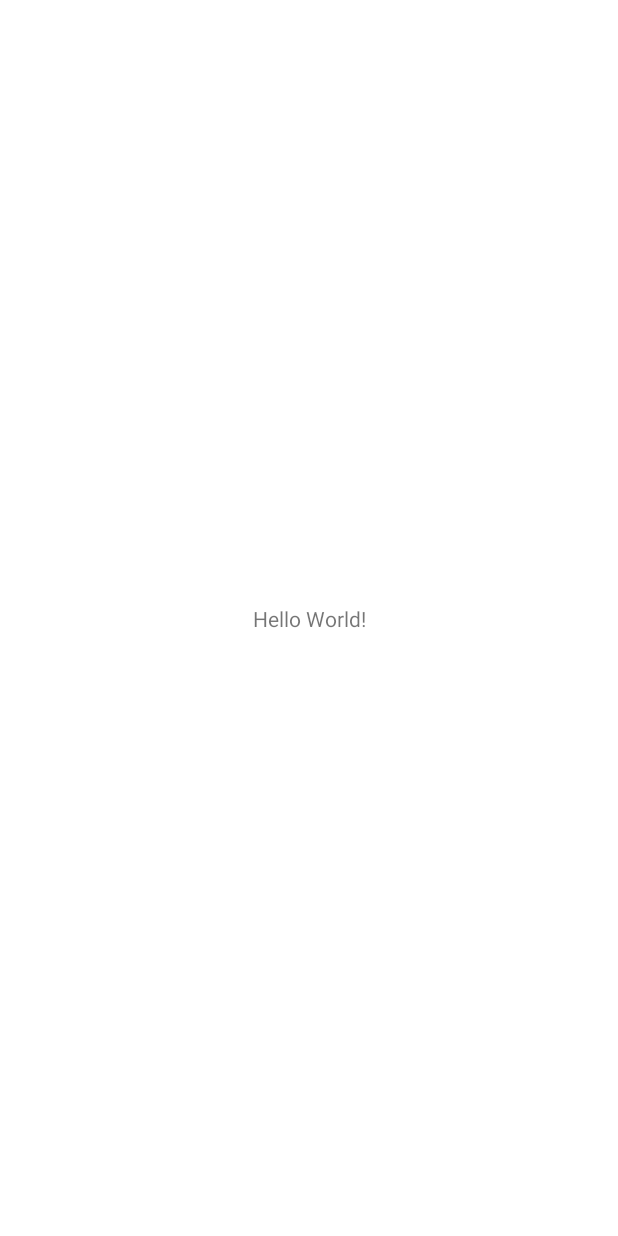
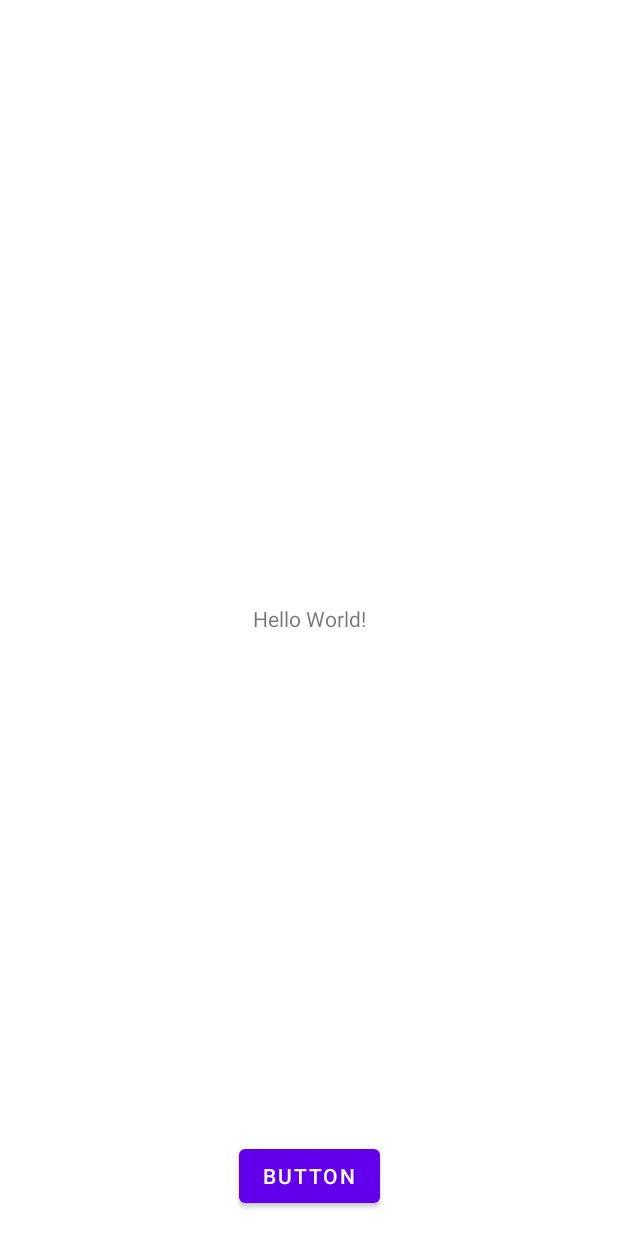
Before and after one commit to NasimBaledi/SampleOne, an Android app: the screen it shows after launch (MainActivity), on a phone screen of 412 x 824 dp. Before the commit the screen is almost empty. Run offline under Robolectric (Android 15) with nearby library versions, the phone set to English and light mode, and no system bars.

```diff
--- /dev/null
+++ b/app/src/main/java/com/baledi/sampleone/SplashActivity.kt
@@ -0,0 +1,23 @@
+package com.baledi.sampleone
+
+import android.content.Intent
+import androidx.appcompat.app.AppCompatActivity
+import android.os.Bundle
+import android.util.Log
+import kotlinx.coroutines.*
+import java.util.concurrent.TimeUnit
+
+class SplashActivity : AppCompatActivity() {
+    override fun onCreate(savedInstanceState: Bundle?) {
+        super.onCreate(savedInstanceState)
+        setContentView(R.layout.activity_splash)
+
+        CoroutineScope(Dispatchers.IO).launch {
+            delay(TimeUnit.SECONDS.toMillis(3))
+            withContext(Dispatchers.Main) {
+                startActivity(Intent(this@SplashActivity, MainActivity::class.java))
+                finish()
+            }
+        }
+    }
+}
--- a/app/src/main/res/layout/activity_main.xml
+++ b/app/src/main/res/layout/activity_main.xml
@@ -7,6 +7,7 @@
     tools:context=".MainActivity">
 
     <TextView
+        android:id="@+id/textView"
         android:layout_width="wrap_content"
         android:layout_height="wrap_content"
         android:text="Hello World!"
@@ -15,4 +16,14 @@
         app:layout_constraintStart_toStartOf="parent"
         app:layout_constraintTop_toTopOf="parent" />
 
+    <Button
+        android:id="@+id/button"
+        android:layout_width="wrap_content"
+        android:layout_height="wrap_content"
+        android:layout_marginBottom="16dp"
+        android:text="Button"
+        app:layout_constraintBottom_toBottomOf="parent"
+        app:layout_constraintEnd_toEndOf="parent"
+        app:layout_constraintStart_toStartOf="parent" />
+
 </androidx.constraintlayout.widget.ConstraintLayout>
```
Also changed, not shown: app/build.gradle (+7 -0 lines), app/src/main/AndroidManifest.xml (+5 -2 lines), app/src/main/res/layout/activity_splash.xml (added, +10 -0 lines).
